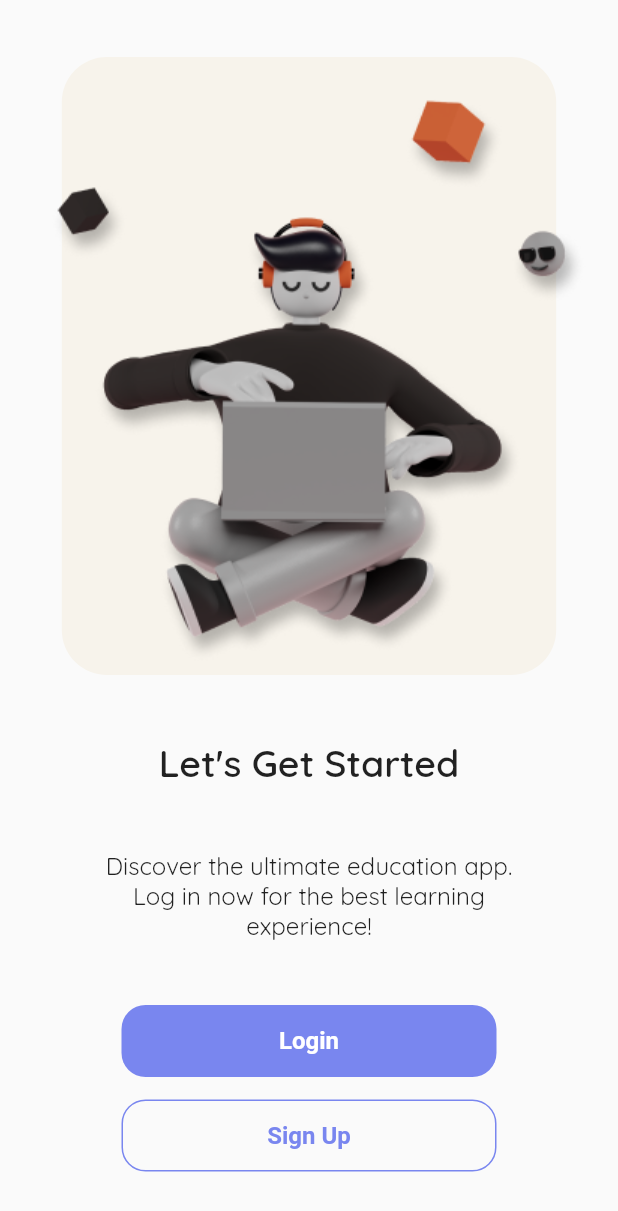
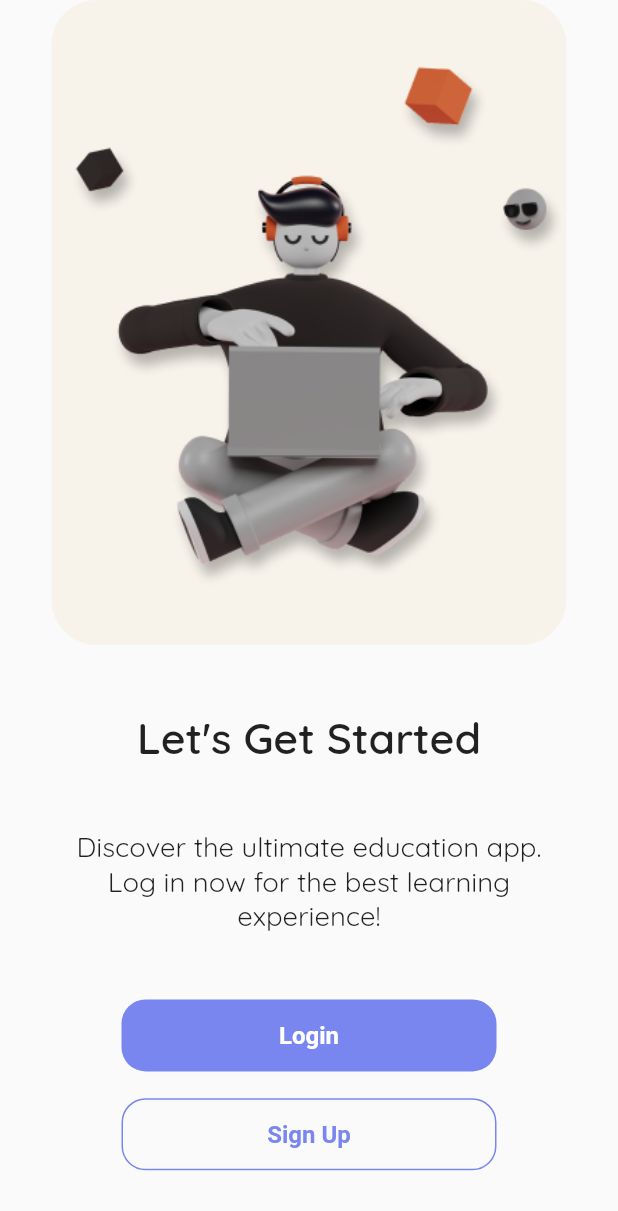
Before and after one commit to TasnimHmida/miniProject, a Flutter app: the GetStartedScreen screen opened directly, on a phone screen of 412 x 824 dp. Shown: the top 1211 px of the screen. Run offline on Flutter 3.47's test engine with Material 2 defaults, Android fonts, the phone set to English and light mode, and no system bars; our stand-ins replace flutter_screenutil, google_fonts, intl_phone_field, shared_preferences; missing offline and left inert: colorful_safe_area; accounts and stored records are empty.

Commit message:
worked on app responsive

```diff
--- a/lib/features/auth/presentation/screens/get_started_screen.dart
+++ b/lib/features/auth/presentation/screens/get_started_screen.dart
@@ -1,5 +1,6 @@
 import 'package:colorful_safe_area/colorful_safe_area.dart';
 import 'package:flutter/material.dart';
+import 'package:flutter_screenutil/flutter_screenutil.dart';
 import 'package:google_fonts/google_fonts.dart';
 import 'package:mini_project/features/auth/presentation/screens/register_screen.dart';
 
@@ -19,14 +20,18 @@ class _GetStartedScreenState extends State<GetStartedScreen> {
   @override
   Widget build(BuildContext context) {
     return Scaffold(
+        resizeToAvoidBottomInset: false,
         body: ColorfulSafeArea(
+          child:
+          Center(
             child: Column(
+              crossAxisAlignment: CrossAxisAlignment.center,
               mainAxisAlignment: MainAxisAlignment.spaceBetween,
               children: [
-            Stack(alignment: AlignmentDirectional.bottomCenter, children: [
+                Stack(alignment: AlignmentDirectional.center, children: [
                   Container(
-                height: MediaQuery.of(context).size.height * .5,
-                width: MediaQuery.of(context).size.width * .8,
+                    height: ScreenUtil().setHeight(360),
+                    width: ScreenUtil().setWidth(300),
                     decoration: BoxDecoration(
                       color: onBoardingColorBeige,
                       borderRadius: BorderRadius.circular(30),
@@ -34,56 +39,63 @@ class _GetStartedScreenState extends State<GetStartedScreen> {
                   ),
                   Image.asset(
                     'lib/core/assets/images/getStarted.png',
-                alignment: AlignmentDirectional.bottomCenter,
-                height: 450,
+                    height: ScreenUtil().setHeight(310),
                   )
                 ]),
                 Text('Let\'s Get Started',
                     style: GoogleFonts.quicksand(
-                    textStyle: const TextStyle(
-                        fontSize: 25, fontWeight: FontWeight.w600))),
+                        textStyle: TextStyle(
+                            fontSize: 25.sp, fontWeight: FontWeight.w600))),
                 Column(
                   children: [
                     Text('Discover the ultimate education app.',
                         style: GoogleFonts.quicksand(
-                        textStyle: const TextStyle(
-                      fontSize: 16,
+                            textStyle: TextStyle(
+                              fontSize: 16.sp,
                               fontWeight: FontWeight.w400,
                             ))),
                     Text('Log in now for the best learning',
                         style: GoogleFonts.quicksand(
-                        textStyle: const TextStyle(
-                            fontSize: 16, fontWeight: FontWeight.w400))),
+                            textStyle: TextStyle(
+                                fontSize: 16.sp, fontWeight: FontWeight.w400))),
                     Text('experience!',
                         style: GoogleFonts.quicksand(
-                        textStyle: const TextStyle(
-                            fontSize: 16, fontWeight: FontWeight.w400))),
+                            textStyle: TextStyle(
+                                fontSize: 16.sp, fontWeight: FontWeight.w400))),
                   ],
                 ),
                 Column(
                   children: [
-                    LoginButton(loginFunction: (){
+                    LoginButton(
+                      loginFunction: () {
                         navigateToLoginScreen();
-                    },),
-                    const SizedBox(height: 15,),
-                    SignUpButton(signUpFunction: (){
+                      },
+                    ),
+                    SizedBox(
+                    height: ScreenUtil().setHeight(15),
+                    ),
+                    SignUpButton(
+                      signUpFunction: () {
                         navigateToRegisterScreen();
-                    },),
+                      },
+                    ),
                   ],
                 ),
                 const SizedBox()
-          ]),
+              ],
+            ),
+          )
         ));
   }
 
-
   navigateToLoginScreen() {
-    Navigator.push(context, MaterialPageRoute(builder: (context){
+    Navigator.push(context, MaterialPageRoute(builder: (context) {
       return const LoginScreen();
     }));
   }
+
   navigateToRegisterScreen() {
-    Navigator.push(context, MaterialPageRoute(builder: (context){
+    Navigator.push(context, MaterialPageRoute(builder: (context) {
       return const RegisterScreen();
     }));
   }
--- a/lib/features/auth/presentation/widgets/input_field.dart
+++ b/lib/features/auth/presentation/widgets/input_field.dart
@@ -28,7 +28,7 @@ class _InputFieldState extends State<InputField> {
   @override
   Widget build(BuildContext context) {
     return SizedBox(
-      height:ScreenUtil().setHeight(75),
+      height: ScreenUtil().setHeight(75),
       child: Column(
         mainAxisAlignment: MainAxisAlignment.spaceBetween,
         crossAxisAlignment: CrossAxisAlignment.start,
@@ -57,8 +57,8 @@ class _InputFieldState extends State<InputField> {
                 suffixIcon: widget.isPassword
                     ? IconButton(
                         icon: Image.asset(
-                          'lib/core/assets/icons/hide_password.png',
-                        ),
+                            'lib/core/assets/icons/hide_password.png',
+                            height: ScreenUtil().setHeight(13)),
                         onPressed: () {
                           setState(() {
                             hidePassword = !hidePassword;
@@ -66,8 +66,9 @@ class _InputFieldState extends State<InputField> {
                         },
                       )
                     : null,
-                contentPadding:
-                    EdgeInsets.symmetric(horizontal: ScreenUtil().setWidth(10), vertical: ScreenUtil().setHeight(16)),
+                contentPadding: EdgeInsets.symmetric(
+                    horizontal: ScreenUtil().setWidth(10),
+                    vertical: ScreenUtil().setHeight(16)),
                 enabledBorder: OutlineInputBorder(
                     borderSide: BorderSide(color: Colors.grey[300]!),
                     borderRadius: BorderRadius.circular(18)),
```
Lines whose indentation alone changed are shown as unchanged.
